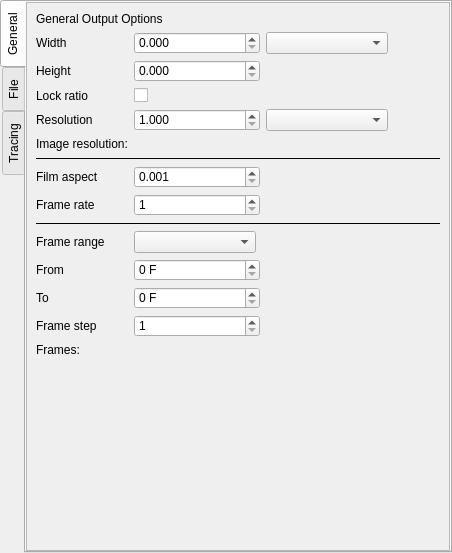
The window that QChromosome/tabwidget.ui (Michalaq/ChromosomeVisualizer) describes before a commit, drawn with Qt 5.
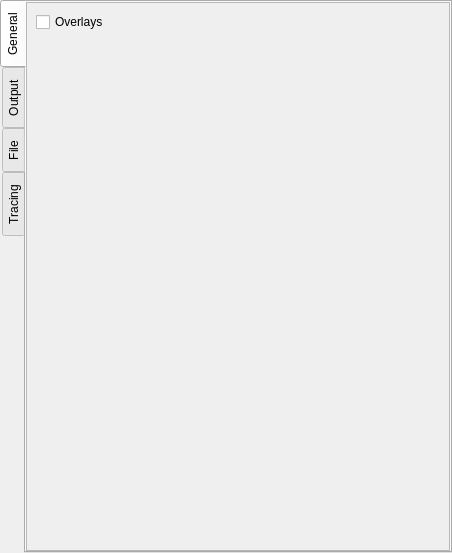
The same window after the commit. The open tabs and pages were chosen to show the change. Icons and pictures are not drawn. Custom widgets are drawn as their Qt base class.

Commit message: Added checkbox to enable/disable overlays

```diff
--- a/QChromosome/tabwidget.ui
+++ b/QChromosome/tabwidget.ui
@@ -24,13 +24,66 @@
   <property name="tabPosition">
    <enum>QTabWidget::West</enum>
   </property>
-  <widget class="QScrollArea" name="tab_3">
+  <widget class="QScrollArea" name="tab_4">
    <property name="widgetResizable">
     <bool>true</bool>
    </property>
    <attribute name="title">
     <string>General</string>
    </attribute>
+   <widget class="QWidget" name="scrollAreaWidgetContents_2">
+    <property name="geometry">
+     <rect>
+      <x>0</x>
+      <y>0</y>
+      <width>422</width>
+      <height>547</height>
+     </rect>
+    </property>
+    <layout class="QGridLayout" name="gridLayout_10">
+     <item row="1" column="0">
+      <spacer name="verticalSpacer_4">
+       <property name="orientation">
+        <enum>Qt::Vertical</enum>
+       </property>
+       <property name="sizeHint" stdset="0">
+        <size>
+         <width>20</width>
+         <height>40</height>
+        </size>
+       </property>
+      </spacer>
+     </item>
+     <item row="0" column="0">
+      <widget class="QCheckBox" name="checkBox_4">
+       <property name="text">
+        <string>Overlays</string>
+       </property>
+      </widget>
+     </item>
+     <item row="0" column="1">
+      <spacer name="horizontalSpacer_5">
+       <property name="orientation">
+        <enum>Qt::Horizontal</enum>
+       </property>
+       <property name="sizeHint" stdset="0">
+        <size>
+         <width>40</width>
+         <height>20</height>
+        </size>
+       </property>
+      </spacer>
+     </item>
+    </layout>
+   </widget>
+  </widget>
+  <widget class="QScrollArea" name="tab_3">
+   <property name="widgetResizable">
+    <bool>true</bool>
+   </property>
+   <attribute name="title">
+    <string>Output</string>
+   </attribute>
    <widget class="QWidget" name="scrollAreaWidgetContents_5">
     <property name="geometry">
      <rect>
```
Left out of the diff: 4 changed lines with no effect on the pictures. The commit also changes 4 other files.
